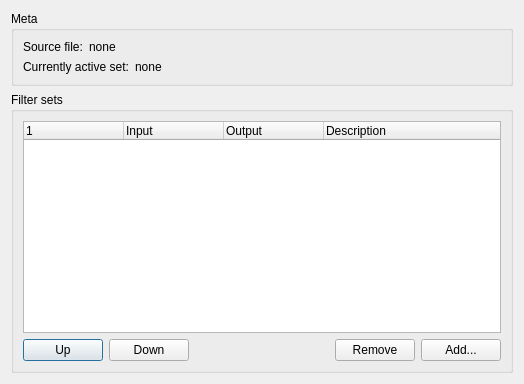
Above: src/display/qt/d_filter_sets_list_dialog.ui from mrehkopf/vcs before the change. Below: the same form after it.
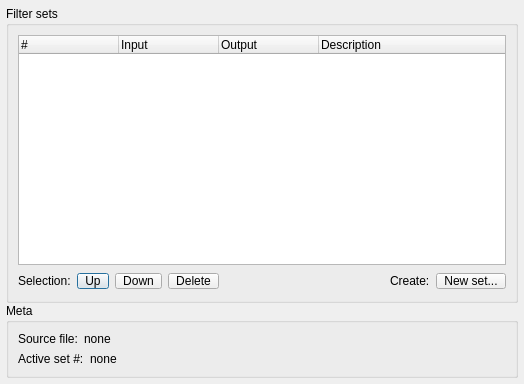
That is the form after the change.

What changed in the file:
```diff
--- a/src/display/qt/d_filter_sets_list_dialog.ui
+++ b/src/display/qt/d_filter_sets_list_dialog.ui
@@ -14,75 +14,21 @@
    <string>Dialog</string>
   </property>
   <layout class="QVBoxLayout" name="verticalLayout_3">
-   <item>
-    <widget class="QGroupBox" name="groupBox_meta">
-     <property name="title">
-      <string>Meta</string>
-     </property>
-     <layout class="QVBoxLayout" name="verticalLayout_2">
-      <item>
-       <layout class="QHBoxLayout" name="horizontalLayout_3" stretch="0,1">
-        <item>
-         <widget class="QLabel" name="label_15">
-          <property name="sizePolicy">
-           <sizepolicy hsizetype="Maximum" vsizetype="Preferred">
-            <horstretch>0</horstretch>
-            <verstretch>0</verstretch>
-           </sizepolicy>
-          </property>
-          <property name="font">
-           <font>
-            <weight>50</weight>
-            <bold>false</bold>
-           </font>
-          </property>
-          <property name="text">
-           <string>Source file:</string>
-          </property>
-         </widget>
-        </item>
-        <item>
-         <widget class="QLabel" name="label_sourceFilename">
-          <property name="text">
-           <string>none</string>
-          </property>
-         </widget>
-        </item>
-       </layout>
-      </item>
-      <item>
-       <layout class="QHBoxLayout" name="horizontalLayout_2">
-        <item>
-         <widget class="QLabel" name="label">
-          <property name="sizePolicy">
-           <sizepolicy hsizetype="Maximum" vsizetype="Preferred">
-            <horstretch>0</horstretch>
-            <verstretch>0</verstretch>
-           </sizepolicy>
-          </property>
-          <property name="font">
-           <font>
-            <weight>50</weight>
-            <bold>false</bold>
-           </font>
-          </property>
-          <property name="text">
-           <string>Currently active set:</string>
-          </property>
-         </widget>
-        </item>
-        <item>
-         <widget class="QLabel" name="label_activeSet">
-          <property name="text">
-           <string>none</string>
-          </property>
-         </widget>
-        </item>
-       </layout>
-      </item>
-     </layout>
-    </widget>
-   </item>
+   <property name="spacing">
+    <number>0</number>
+   </property>
+   <property name="leftMargin">
+    <number>6</number>
+   </property>
+   <property name="topMargin">
+    <number>6</number>
+   </property>
+   <property name="rightMargin">
+    <number>6</number>
+   </property>
+   <property name="bottomMargin">
+    <number>6</number>
+   </property>
    <item>
     <widget class="QGroupBox" name="groupBox">
      <property name="title">
@@ -91,20 +37,8 @@
      <layout class="QVBoxLayout" name="verticalLayout">
       <item>
        <widget class="QTreeWidget" name="treeWidget_setList">
-        <property name="dragEnabled">
-         <bool>false</bool>
-        </property>
-        <property name="defaultDropAction">
-         <enum>Qt::IgnoreAction</enum>
-        </property>
-        <property name="alternatingRowColors">
-         <bool>true</bool>
-        </property>
-        <property name="indentation">
-         <number>7</number>
-        </property>
         <property name="rootIsDecorated">
-         <bool>true</bool>
+         <bool>false</bool>
         </property>
         <property name="uniformRowHeights">
          <bool>true</bool>
@@ -123,7 +57,7 @@
         </attribute>
         <column>
          <property name="text">
-          <string/>
+          <string>#</string>
          </property>
         </column>
         <column>
@@ -145,8 +79,24 @@
       </item>
       <item>
        <layout class="QHBoxLayout" name="horizontalLayout">
+        <item>
+         <widget class="QLabel" name="label_2">
+          <property name="text">
+           <string>Selection:</string>
+          </property>
+         </widget>
+        </item>
         <item>
          <widget class="QPushButton" name="pushButton_up">
+          <property name="minimumSize">
+           <size>
+            <width>0</width>
+            <height>0</height>
+           </size>
+          </property>
+          <property name="styleSheet">
+           <string notr="true">padding-left: 7px; padding-right: 7px;</string>
+          </property>
           <property name="text">
            <string>Up</string>
           </property>
@@ -154,11 +104,36 @@
         </item>
         <item>
          <widget class="QPushButton" name="pushButton_down">
+          <property name="minimumSize">
+           <size>
+            <width>0</width>
+            <height>0</height>
+           </size>
+          </property>
+          <property name="styleSheet">
+           <string notr="true">padding-left: 7px; padding-right: 7px;</string>
+          </property>
           <property name="text">
            <string>Down</string>
           </property>
          </widget>
         </item>
+        <item>
+         <widget class="QPushButton" name="pushButton_remove">
+          <property name="minimumSize">
+           <size>
+            <width>0</width>
+            <height>0</height>
+           </size>
+          </property>
+          <property name="styleSheet">
+           <string notr="true">padding-left: 7px; padding-right: 7px;</string>
+          </property>
+          <property name="text">
+           <string>Delete</string>
+          </property>
+         </widget>
+        </item>
         <item>
          <spacer name="horizontalSpacer">
           <property name="orientation">
@@ -173,16 +148,94 @@
          </spacer>
         </item>
         <item>
-         <widget class="QPushButton" name="pushButton_remove">
+         <widget class="QLabel" name="label_3">
           <property name="text">
-           <string>Remove</string>
+           <string>Create:</string>
           </property>
          </widget>
         </item>
         <item>
          <widget class="QPushButton" name="pushButton_add">
+          <property name="minimumSize">
+           <size>
+            <width>0</width>
+            <height>0</height>
+           </size>
+          </property>
+          <property name="styleSheet">
+           <string notr="true">padding-left: 7px; padding-right: 7px;</string>
+          </property>
           <property name="text">
-           <string>Add...</string>
+           <string>New set...</string>
+          </property>
+         </widget>
+        </item>
+       </layout>
+      </item>
+     </layout>
+    </widget>
+   </item>
+   <item>
+    <widget class="QGroupBox" name="groupBox_meta">
+     <property name="title">
+      <string>Meta</string>
+     </property>
+     <layout class="QVBoxLayout" name="verticalLayout_2">
+      <item>
+       <layout class="QHBoxLayout" name="horizontalLayout_3" stretch="0,1">
+        <item>
+         <widget class="QLabel" name="label_15">
+          <property name="sizePolicy">
+           <sizepolicy hsizetype="Maximum" vsizetype="Preferred">
+            <horstretch>0</horstretch>
+            <verstretch>0</verstretch>
+           </sizepolicy>
+          </property>
+          <property name="font">
+           <font>
+            <weight>50</weight>
+            <bold>false</bold>
+           </font>
+          </property>
+          <property name="text">
+           <string>Source file:</string>
+          </property>
+         </widget>
+        </item>
+        <item>
+         <widget class="QLabel" name="label_sourceFilename">
+          <property name="text">
+           <string>none</string>
+          </property>
+         </widget>
+        </item>
+       </layout>
+      </item>
+      <item>
+       <layout class="QHBoxLayout" name="horizontalLayout_2">
+        <item>
+         <widget class="QLabel" name="label">
+          <property name="sizePolicy">
+           <sizepolicy hsizetype="Maximum" vsizetype="Preferred">
+            <horstretch>0</horstretch>
+            <verstretch>0</verstretch>
+           </sizepolicy>
+          </property>
+          <property name="font">
+           <font>
+            <weight>50</weight>
+            <bold>false</bold>
+           </font>
+          </property>
+          <property name="text">
+           <string>Active set #:</string>
+          </property>
+         </widget>
+        </item>
+        <item>
+         <widget class="QLabel" name="label_activeSet">
+          <property name="text">
+           <string>none</string>
           </property>
          </widget>
         </item>
```
Left out of the diff: 2 changed lines with no effect on the pictures.
